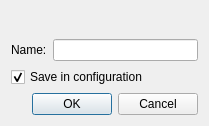
Qt form src/gui/qt/gui_800x480/changecontentdialog_800x480.ui (pokerth/pokerth) before a commit.
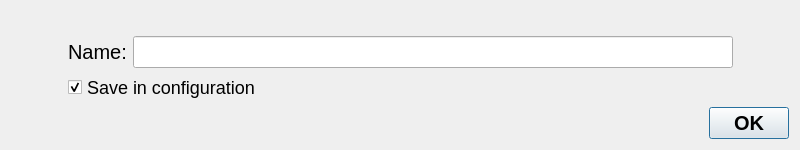
The same form after that commit.

```diff
--- a/src/gui/qt/gui_800x480/changecontentdialog_800x480.ui
+++ b/src/gui/qt/gui_800x480/changecontentdialog_800x480.ui
@@ -6,27 +6,36 @@
    <rect>
     <x>0</x>
     <y>0</y>
-    <width>209</width>
-    <height>126</height>
+    <width>800</width>
+    <height>150</height>
    </rect>
   </property>
+  <property name="minimumSize">
+   <size>
+    <width>800</width>
+    <height>150</height>
+   </size>
+  </property>
   <property name="maximumSize">
    <size>
-    <width>700</width>
-    <height>300</height>
+    <width>800</width>
+    <height>150</height>
    </size>
   </property>
   <property name="windowTitle">
    <string>Network Error</string>
   </property>
   <layout class="QGridLayout" name="gridLayout">
-   <item row="0" column="0">
+   <item row="0" column="1">
     <widget class="QLabel" name="label_Message"/>
    </item>
-   <item row="1" column="0">
+   <item row="1" column="1">
     <layout class="QHBoxLayout" name="horizontalLayout">
      <item>
       <widget class="QLabel" name="label_lineLabel">
+       <property name="styleSheet">
+        <string notr="true">QObject {font-size: 20px}</string>
+       </property>
        <property name="text">
         <string>Name:</string>
        </property>
@@ -36,12 +45,25 @@
       </widget>
      </item>
      <item>
-      <widget class="QLineEdit" name="lineEdit"/>
+      <widget class="QLineEdit" name="lineEdit">
+       <property name="minimumSize">
+        <size>
+         <width>600</width>
+         <height>0</height>
+        </size>
+       </property>
+       <property name="styleSheet">
+        <string notr="true">QObject {font-size: 20px}</string>
+       </property>
+      </widget>
      </item>
     </layout>
    </item>
-   <item row="2" column="0">
+   <item row="2" column="1">
     <widget class="QCheckBox" name="checkBox">
+     <property name="styleSheet">
+      <string notr="true">QObject {font-size: 18px}</string>
+     </property>
      <property name="text">
       <string>Save in configuration</string>
      </property>
@@ -50,16 +72,45 @@
      </property>
     </widget>
    </item>
-   <item row="3" column="0">
+   <item row="3" column="0" colspan="3">
     <widget class="QDialogButtonBox" name="buttonBox">
+     <property name="styleSheet">
+      <string notr="true">QObject {font: bold 20px}</string>
+     </property>
      <property name="orientation">
       <enum>Qt::Horizontal</enum>
      </property>
      <property name="standardButtons">
-      <set>QDialogButtonBox::Cancel|QDialogButtonBox::Ok</set>
+      <set>QDialogButtonBox::Ok</set>
      </property>
     </widget>
    </item>
+   <item row="2" column="0">
+    <spacer name="horizontalSpacer_3">
+     <property name="orientation">
+      <enum>Qt::Horizontal</enum>
+     </property>
+     <property name="sizeHint" stdset="0">
+      <size>
+       <width>40</width>
+       <height>20</height>
+      </size>
+     </property>
+    </spacer>
+   </item>
+   <item row="2" column="2">
+    <spacer name="horizontalSpacer_4">
+     <property name="orientation">
+      <enum>Qt::Horizontal</enum>
+     </property>
+     <property name="sizeHint" stdset="0">
+      <size>
+       <width>40</width>
+       <height>20</height>
+      </size>
+     </property>
+    </spacer>
+   </item>
   </layout>
  </widget>
  <tabstops>
```
